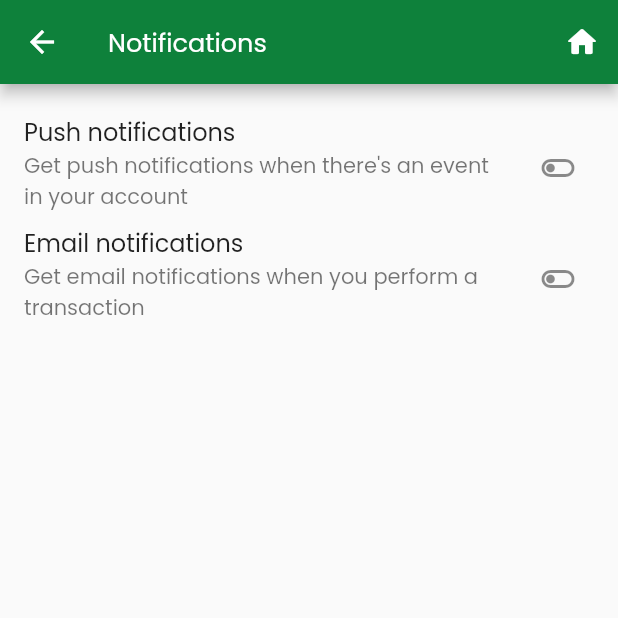
After one commit to hrinternal/equal_cash_mobile_app_2021, a Flutter app: the NotificationScreen screen opened by its route, on a phone screen of 412 x 824 dp, the top half of it. The commit adds this screen. Run offline on Flutter 3.47's test engine with Material 2 defaults, Android fonts, the phone set to English and light mode, and no system bars; our stand-ins replace country_code_picker, pin_code_fields; missing offline and left inert: virtual_keyboard_multi_language.

Commit message:
Notification screen completwed

```diff
--- a/lib/main.dart
+++ b/lib/main.dart
@@ -6,6 +6,7 @@ import 'package:equal_cash/screens/currency_sell_request_screen.dart';
 import 'package:equal_cash/screens/forgot_password.dart';
 import 'package:equal_cash/screens/home_screen.dart';
 import 'package:equal_cash/screens/login_screen.dart';
+import 'package:equal_cash/screens/notification_screen.dart';
 import 'package:equal_cash/screens/onboarding_screen.dart';
 import 'package:equal_cash/screens/registration_screen.dart';
 import 'package:equal_cash/screens/reset_password_screen.dart';
@@ -46,6 +47,7 @@ class MyApp extends StatelessWidget {
         CurrencySellRequestScreen.routeName: (_) => CurrencySellRequestScreen(),
         SettingsScreen.routeName: (_) => SettingsScreen(),
         ChangePasswordScreen.routeName: (_) => ChangePasswordScreen(),
+        NotificationScreen.routeName: (_) => NotificationScreen(),
       },
     );
   }
--- /dev/null
+++ b/lib/screens/notification_screen.dart
@@ -0,0 +1,57 @@
+import 'package:equal_cash/screens/home_screen.dart';
+import 'package:flutter/material.dart';
+
+class NotificationScreen extends StatefulWidget {
+  static const routeName = "notification";
+  @override
+  _NotificationScreenState createState() => _NotificationScreenState();
+}
+
+class _NotificationScreenState extends State<NotificationScreen> {
+  @override
+  Widget build(BuildContext context) {
+    return Scaffold(
+      appBar: AppBar(
+        title: Text(
+          "Notifications",
+          style: TextStyle(fontSize: 17),
+        ),
+        actions: [
+          IconButton(
+            icon: Icon(Icons.home_rounded),
+            onPressed: () =>
+                Navigator.of(context).pushNamed(HomeScreen.routeName),
+          ),
+        ],
+      ),
+      body: Container(
+          child: Padding(
+        padding: const EdgeInsets.symmetric(
+          vertical: 16,
+        ),
+        child: Column(
+          children: [
+            ListTile(
+                title: Text("Push notifications"),
+                subtitle: Text(
+                    "Get push notifications when there's an event in your account"),
+                trailing: IconButton(
+                    icon: Icon(
+                      Icons.toggle_off_outlined,
+                    ),
+                    onPressed: () {})),
+            ListTile(
+                title: Text("Email notifications"),
+                subtitle: Text(
+                    "Get email notifications when you perform a transaction"),
+                trailing: IconButton(
+                    icon: Icon(
+                      Icons.toggle_off_outlined,
+                    ),
+                    onPressed: () {}))
+          ],
+        ),
+      )),
+    );
+  }
+}
--- a/lib/screens/settings_screen.dart
+++ b/lib/screens/settings_screen.dart
@@ -1,5 +1,6 @@
 import 'package:equal_cash/screens/change_password_screen.dart';
 import 'package:equal_cash/screens/home_screen.dart';
+import 'package:equal_cash/screens/notification_screen.dart';
 import 'package:flutter/material.dart';
 
 class SettingsScreen extends StatefulWidget {
@@ -71,6 +72,8 @@ class _SettingsScreenState extends State<SettingsScreen> {
           ),
           Container(
             child: ListTile(
+              onTap: () =>
+                  Navigator.of(context).pushNamed(NotificationScreen.routeName),
               // leading:
               //     Icon(Icons.logout, color: Theme.of(context).primaryColor),
               title: Text(
```
